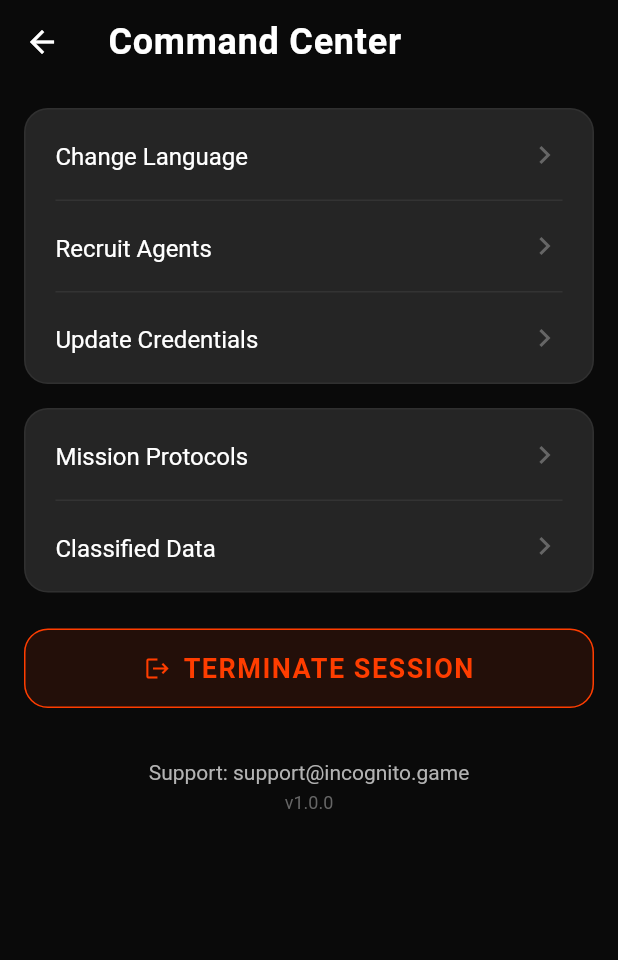
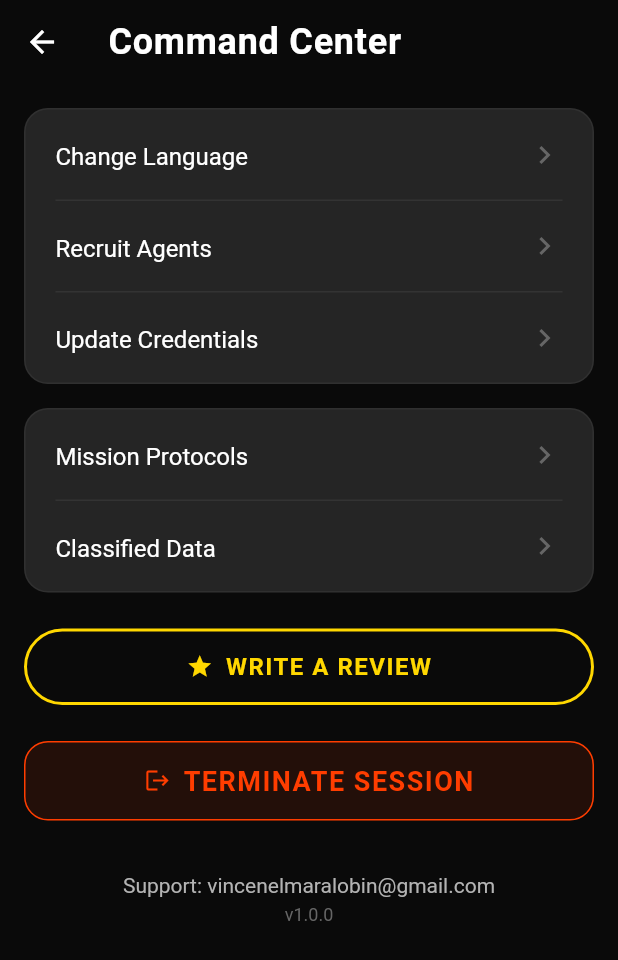
Before and after one commit to Vince0028/Impostor-game, a Flutter app: the SettingsScreen screen opened directly, on a phone screen of 412 x 824 dp. Shown: the top 960 px of the screen. Run offline on Flutter 3.47's test engine with Material 3 defaults, Android fonts, the phone set to English and light mode, and no system bars; our stand-ins replace flutter_dotenv, share_plus, supabase_flutter; accounts and stored records are empty.

Commit message:
fixing support email and the review

```diff
--- a/impostor_game/lib/screens/settings_screen.dart
+++ b/impostor_game/lib/screens/settings_screen.dart
@@ -5,6 +5,8 @@ import '../utils/top_notification.dart';
 import '../dialogs/update_profile_dialog.dart';
 import '../services/supabase_service.dart';
 import 'auth/welcome_screen.dart';
+
+import '../dialogs/write_review_dialog.dart';
 
 class SettingsScreen extends StatelessWidget {
   const SettingsScreen({super.key});
@@ -78,6 +80,37 @@ class SettingsScreen extends StatelessWidget {
 
             const SizedBox(height: 24),
 
+            // Review Button
+            SizedBox(
+              width: double.infinity,
+              child: OutlinedButton.icon(
+                onPressed: () {
+                  showDialog(
+                    context: context,
+                    builder: (context) => const WriteReviewDialog(),
+                  );
+                },
+                style: OutlinedButton.styleFrom(
+                  foregroundColor: const Color(0xFFFFD700),
+                  side: const BorderSide(color: Color(0xFFFFD700), width: 2),
+                  padding: const EdgeInsets.symmetric(vertical: 16),
+                  shape: RoundedRectangleBorder(
+                    borderRadius: BorderRadius.circular(30),
+                  ),
+                ),
+                icon: const Icon(Icons.star),
+                label: const Text(
+                  'WRITE A REVIEW',
+                  style: TextStyle(
+                    fontWeight: FontWeight.bold,
+                    letterSpacing: 1,
+                  ),
+                ),
+              ),
+            ),
+
+            const SizedBox(height: 24),
+
             // Logout Button
             SizedBox(
               width: double.infinity,
@@ -113,7 +146,10 @@ class SettingsScreen extends StatelessWidget {
             const SizedBox(height: 32),
 
             // Footer
-            Text('Support: support@incognito.game', style: AppTheme.bodyMedium),
+            Text(
+              'Support: vincenelmaralobin@gmail.com',
+              style: AppTheme.bodyMedium,
+            ),
             const SizedBox(height: 4),
             Text('v1.0.0', style: AppTheme.bodySmall),
           ],
```
Also changed, not shown: impostor_game/lib/dialogs/write_review_dialog.dart (added, +125 -0 lines).
